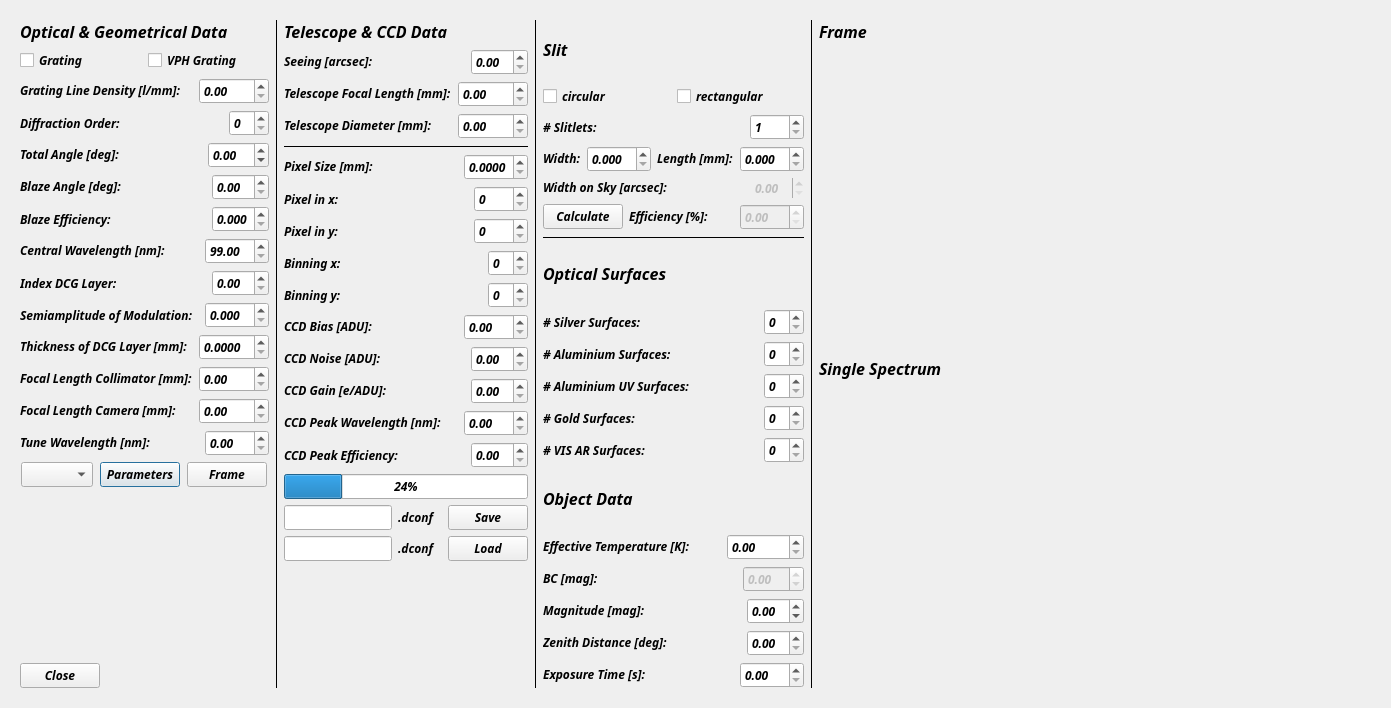
This is SILENT/threed.ui in DPSablowski/silent as Qt 5 draws it before an edit. The edited form follows.
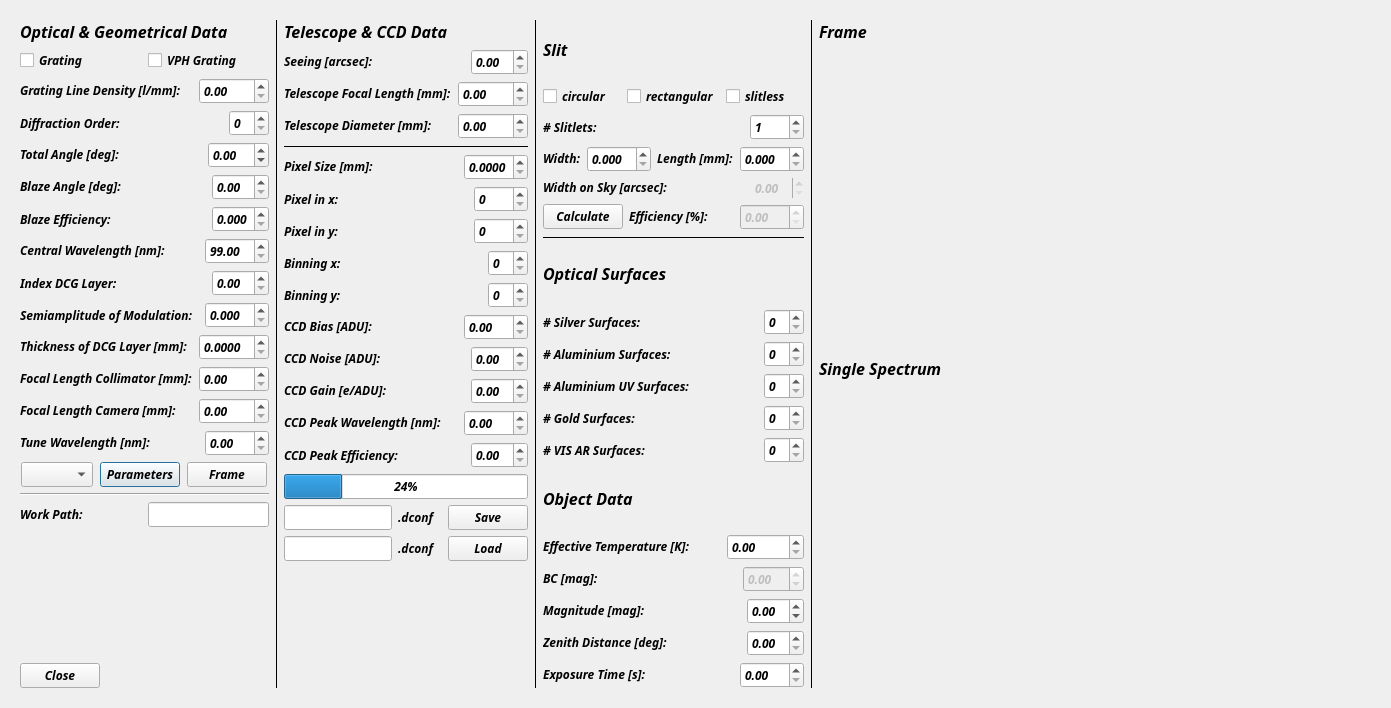
This is the edited form. Custom widgets are drawn as their Qt base class.

The edit to the form file:
```diff
--- a/SILENT/threed.ui
+++ b/SILENT/threed.ui
@@ -56,8 +56,8 @@
        <rect>
         <x>0</x>
         <y>0</y>
-        <width>1408</width>
-        <height>674</height>
+        <width>1705</width>
+        <height>721</height>
        </rect>
       </property>
       <layout class="QHBoxLayout" name="horizontalLayout_43">
@@ -416,6 +416,34 @@
            </item>
           </layout>
          </item>
+         <item>
+          <widget class="Line" name="line_6">
+           <property name="orientation">
+            <enum>Qt::Horizontal</enum>
+           </property>
+          </widget>
+         </item>
+         <item>
+          <layout class="QHBoxLayout" name="horizontalLayout_46">
+           <item>
+            <widget class="QLabel" name="label_50">
+             <property name="text">
+              <string>Work Path:</string>
+             </property>
+            </widget>
+           </item>
+           <item>
+            <widget class="QLineEdit" name="lineEdit_3">
+             <property name="sizePolicy">
+              <sizepolicy hsizetype="Preferred" vsizetype="Fixed">
+               <horstretch>0</horstretch>
+               <verstretch>0</verstretch>
+              </sizepolicy>
+             </property>
+            </widget>
+           </item>
+          </layout>
+         </item>
          <item>
           <spacer name="verticalSpacer_2">
            <property name="orientation">
@@ -901,6 +929,13 @@
              </property>
             </widget>
            </item>
+           <item>
+            <widget class="QCheckBox" name="checkBox_5">
+             <property name="text">
+              <string>slitless</string>
+             </property>
+            </widget>
+           </item>
           </layout>
          </item>
          <item>
```
